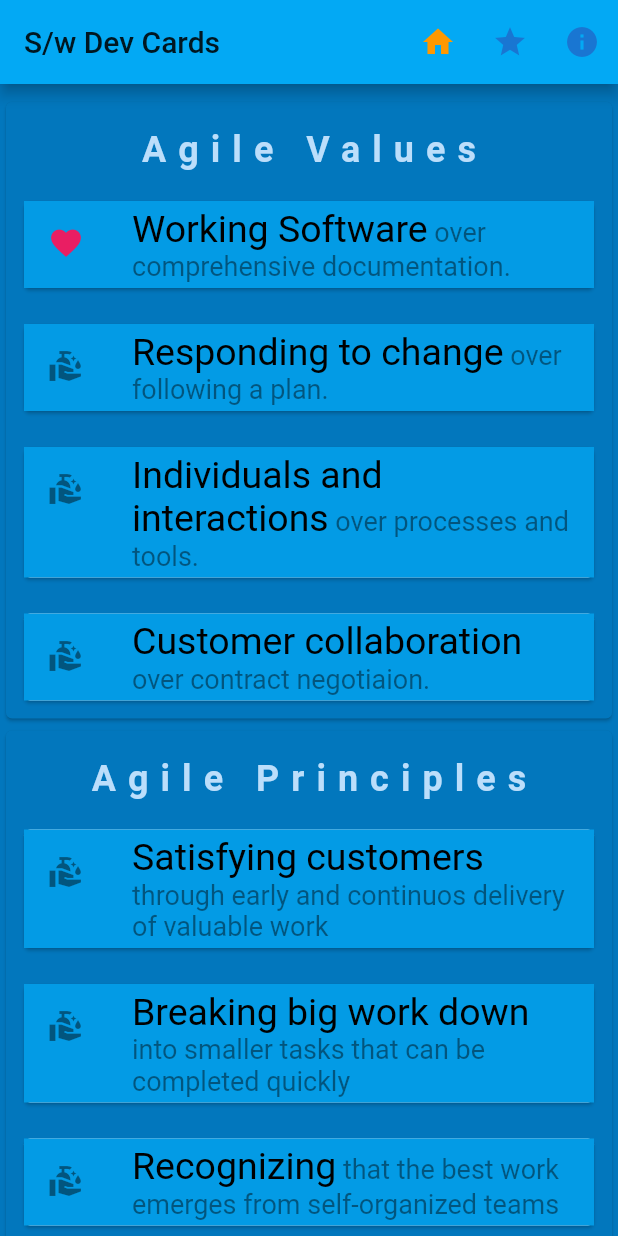
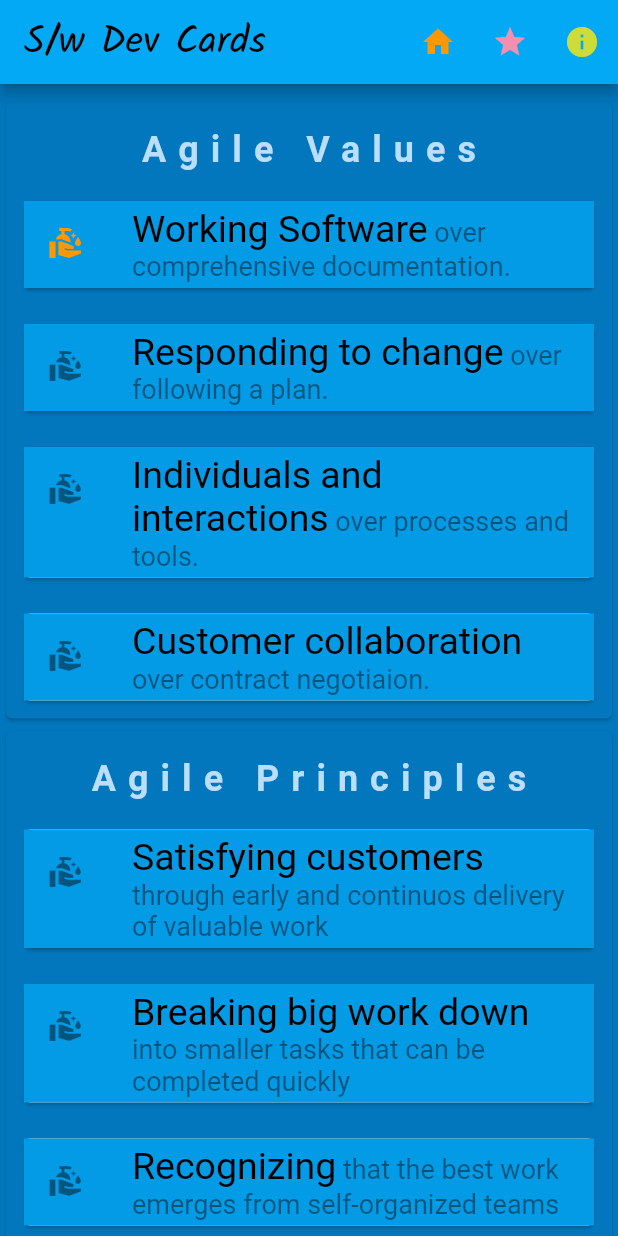
Before and after one commit to ammanath/agileCards, a Flutter app: the screen it shows after launch, on a phone screen of 412 x 824 dp. Run offline on Flutter 3.47's test engine with Material 2 defaults, Android fonts, the phone set to English and light mode, and no system bars; our stand-ins replace animated_text_kit, google_fonts, rating_dialog; missing offline and left inert: launch_review.

Commit message:
Appbar - colors and fonts

```diff
--- a/lib/DataListWidget.dart
+++ b/lib/DataListWidget.dart
@@ -1,5 +1,4 @@
 import 'package:agile_cards/dataCardWidget.dart';
-import 'package:agile_cards/dataText.dart';
 import 'package:agile_cards/itemData.dart';
 import 'package:flutter/material.dart';
 
--- a/lib/aboutButton.dart
+++ b/lib/aboutButton.dart
@@ -10,7 +10,7 @@ class AboutButton extends StatelessWidget {
   Widget build(BuildContext context) {
     return IconButton(
       icon: Icon(Icons.info),
-      color: Colors.blue[700],
+      color: Colors.lime,
       onPressed: () {
         showAboutDialog(context);
       },
--- a/lib/agileCardsHomeWidget.dart
+++ b/lib/agileCardsHomeWidget.dart
@@ -4,6 +4,7 @@ import 'package:agile_cards/dataValues.dart';
 import 'package:agile_cards/itemData.dart';
 import 'package:agile_cards/reviewButton.dart';
 import 'package:flutter/material.dart';
+import 'package:google_fonts/google_fonts.dart';
 
 class AgileCardsHomeWidget extends StatelessWidget {
   final dataKey = new GlobalKey();
@@ -17,7 +18,8 @@ class AgileCardsHomeWidget extends StatelessWidget {
 
     return SafeArea(
       child: Scaffold(
-        appBar: AppBar(title: Text('S/w Dev Cards'), actions: <Widget>[
+        appBar: AppBar(title: Text('S/w Dev Cards' , style: GoogleFonts.kalam(fontSize: 26, color: Colors.black),),
+        actions: <Widget>[
           IconButton(
             icon: Icon(Icons.home),
             color: Colors.orange,
--- a/lib/dataValues.dart
+++ b/lib/dataValues.dart
@@ -11,11 +11,7 @@ class DataValues {
           secondaryText: '',
           description:
               'Agile software development comprises various approaches to software development under which requirements and solutions evolve through the collaborative effort of self-organizing and cross-functional teams and their customers. It advocates adaptive planning, evolutionary development, early delivery, and continual improvement, and it encourages rapid and flexible response to change. The term agile was popularized, in this context, by the Manifesto for Agile Software Development. The values and principles espoused in this manifesto were derived from and underpin a broad range of software development frameworks, including Scrum and Kanban.',
-          refIcon: Icon(
-            Icons.favorite,
-            color: Colors.pink,
-            size: 24.0,
-          ),
+          refIcon: getRandomIcon(true),
           type: 'title'),
       ItemData(
           title: 'Agile Values',
--- a/lib/reviewButton.dart
+++ b/lib/reviewButton.dart
@@ -11,7 +11,7 @@ class ReviewButton extends StatelessWidget {
   Widget build(BuildContext context) {
     return IconButton(
       icon: Icon(Icons.star),
-      color: Colors.blue[700],
+      color: Colors.pink[200],
       onPressed: () {
         show(context);
       },
```
